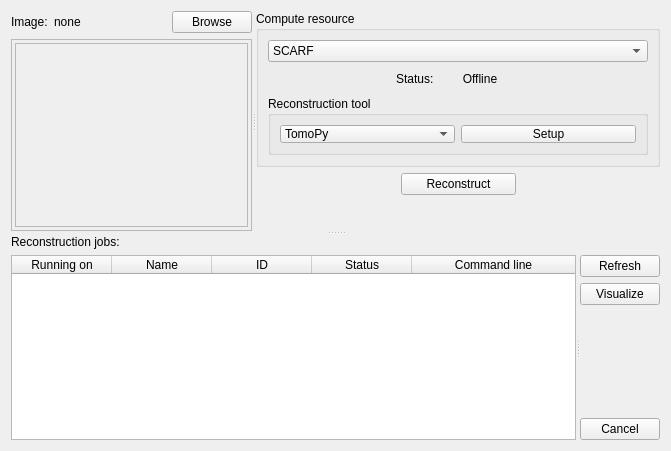
Qt form MantidQt/CustomInterfaces/inc/MantidQtCustomInterfaces/Tomography/TomographyIfaceQtTabRun.ui (mantidproject/mantid) before a commit.
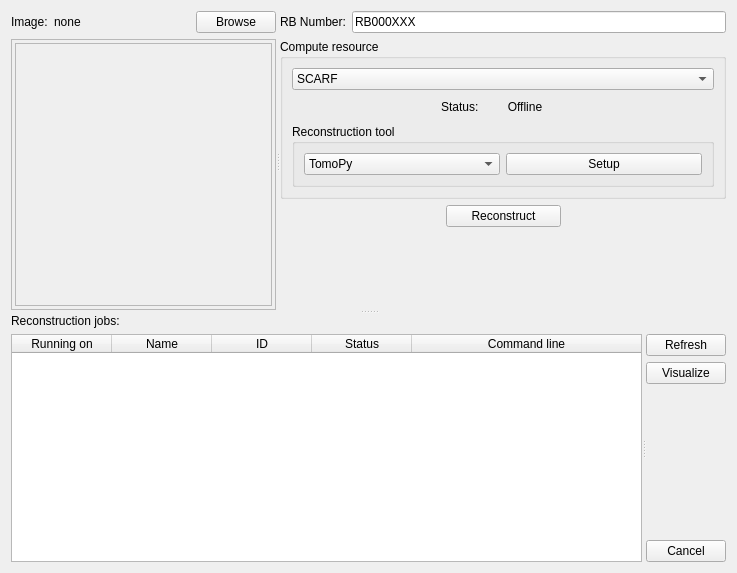
The same form after that commit.

Commit message: updates in old tabs, and added energy and convert tabs, re #12900

Patch:
```diff
--- a/MantidQt/CustomInterfaces/inc/MantidQtCustomInterfaces/Tomography/TomographyIfaceQtTabRun.ui
+++ b/MantidQt/CustomInterfaces/inc/MantidQtCustomInterfaces/Tomography/TomographyIfaceQtTabRun.ui
@@ -9,8 +9,8 @@
    <rect>
     <x>0</x>
     <y>0</y>
-    <width>671</width>
-    <height>451</height>
+    <width>737</width>
+    <height>573</height>
    </rect>
   </property>
   <layout class="QGridLayout" name="gridLayout">
@@ -105,8 +105,8 @@
                <rect>
                 <x>0</x>
                 <y>0</y>
-                <width>231</width>
-                <height>175</height>
+                <width>256</width>
+                <height>239</height>
                </rect>
               </property>
               <property name="sizePolicy">
@@ -146,7 +146,20 @@
       </widget>
       <widget class="QWidget" name="layoutWidget_6">
        <layout class="QGridLayout" name="gridLayout_14">
-        <item row="1" column="1">
+        <item row="2" column="2">
+         <spacer name="horizontalSpacer_6">
+          <property name="orientation">
+           <enum>Qt::Horizontal</enum>
+          </property>
+          <property name="sizeHint" stdset="0">
+           <size>
+            <width>13</width>
+            <height>20</height>
+           </size>
+          </property>
+         </spacer>
+        </item>
+        <item row="2" column="1">
          <widget class="QPushButton" name="pushButton_reconstruct">
           <property name="minimumSize">
            <size>
@@ -171,20 +184,7 @@
           </property>
          </widget>
         </item>
-        <item row="1" column="2">
-         <spacer name="horizontalSpacer_6">
-          <property name="orientation">
-           <enum>Qt::Horizontal</enum>
-          </property>
-          <property name="sizeHint" stdset="0">
-           <size>
-            <width>13</width>
-            <height>20</height>
-           </size>
-          </property>
-         </spacer>
-        </item>
-        <item row="2" column="1">
+        <item row="3" column="1">
          <spacer name="verticalSpacer_4">
           <property name="orientation">
            <enum>Qt::Vertical</enum>
@@ -197,7 +197,7 @@
           </property>
          </spacer>
         </item>
-        <item row="0" column="0" colspan="3">
+        <item row="1" column="0" colspan="3">
          <widget class="QGroupBox" name="groupBox_6">
           <property name="sizePolicy">
            <sizepolicy hsizetype="Preferred" vsizetype="Preferred">
@@ -339,7 +339,7 @@
           </layout>
          </widget>
         </item>
-        <item row="1" column="0">
+        <item row="2" column="0">
          <spacer name="horizontalSpacer_7">
           <property name="orientation">
            <enum>Qt::Horizontal</enum>
@@ -352,6 +352,30 @@
           </property>
          </spacer>
         </item>
+        <item row="0" column="0" colspan="3">
+         <layout class="QHBoxLayout" name="horizontalLayout">
+          <item>
+           <widget class="QLabel" name="label_rb_number">
+            <property name="text">
+             <string>RB Number:</string>
+            </property>
+           </widget>
+          </item>
+          <item>
+           <widget class="QLineEdit" name="lineEdit_rb_number">
+            <property name="sizePolicy">
+             <sizepolicy hsizetype="Expanding" vsizetype="Fixed">
+              <horstretch>1</horstretch>
+              <verstretch>0</verstretch>
+             </sizepolicy>
+            </property>
+            <property name="text">
+             <string>RB000XXX</string>
+            </property>
+           </widget>
+          </item>
+         </layout>
+        </item>
        </layout>
       </widget>
      </widget>
```
The commit also changes 5 other files.
